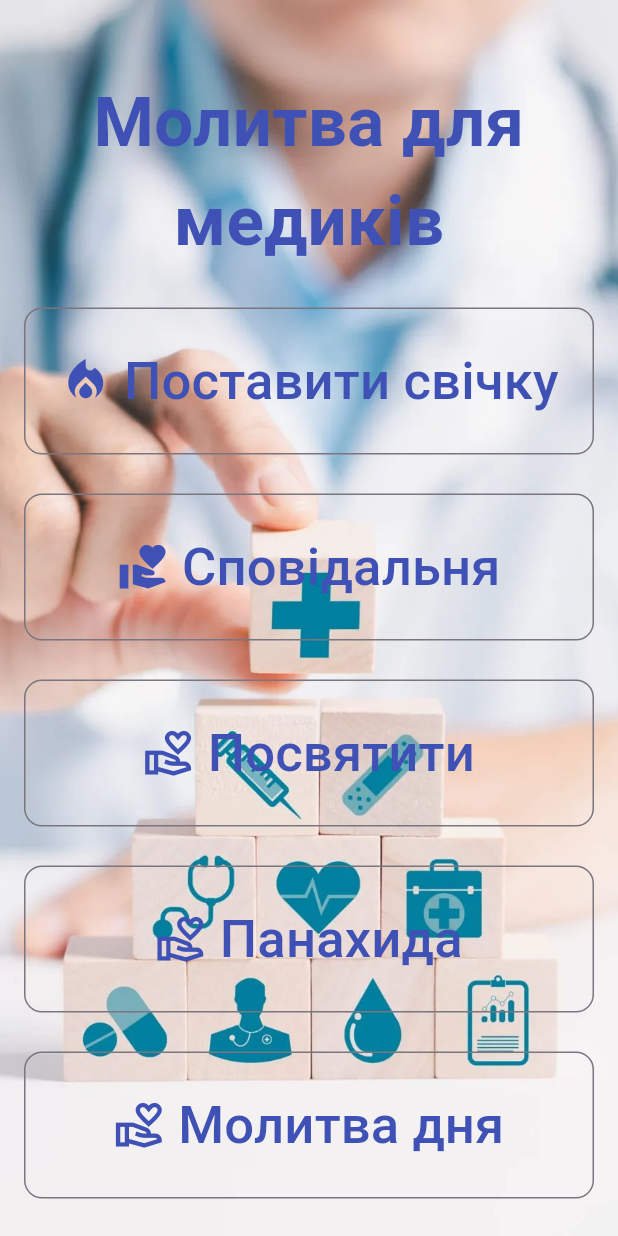
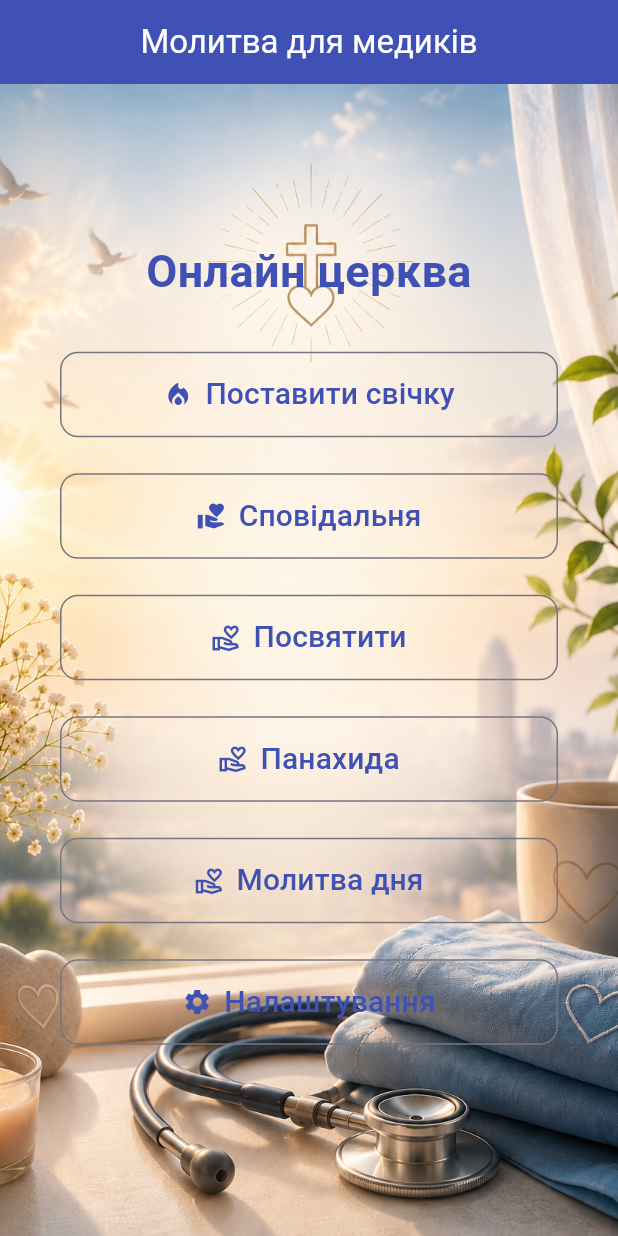
Before and after one commit to Andrew11010700/prayer_for_doctors, a Flutter app: the screen it shows after launch, on a phone screen of 412 x 824 dp. Run offline on Flutter 3.47's test engine with Material 3 defaults, Android fonts, the phone set to English and light mode, and no system bars.

Commit message:
Create material app data

```diff
--- a/lib/main.dart
+++ b/lib/main.dart
@@ -1,4 +1,7 @@
 import 'package:flutter/material.dart';
+import 'package:prayer_for_doctors/widgets/MenuOutlinedButton.dart';
+
+import 'model/MenuItem.dart';
 
 void main() {
   runApp(const MyApp());
@@ -7,29 +10,13 @@ void main() {
 class MyApp extends StatelessWidget {
   const MyApp({super.key});
 
-  // This widget is the root of your application.
   @override
   Widget build(BuildContext context) {
     return MaterialApp(
       title: 'Medicine pray',
       debugShowCheckedModeBanner: false,
       theme: ThemeData(
-        // This is the theme of your application.
-        //
-        // TRY THIS: Try running your application with "flutter run". You'll see
-        // the application has a purple toolbar. Then, without quitting the app,
-        // try changing the seedColor in the colorScheme below to Colors.green
-        // and then invoke "hot reload" (save your changes or press the "hot
-        // reload" button in a Flutter-supported IDE, or press "r" if you used
-        // the command line to start the app).
-        //
-        // Notice that the counter didn't reset back to zero; the application
-        // state is not lost during the reload. To reset the state, use hot
-        // restart instead.
-        //
-        // This works for code too, not just values: Most code changes can be
-        // tested with just a hot reload.
-        colorScheme: .fromSeed(seedColor: Colors.deepPurple),
+        colorScheme: .fromSeed(seedColor: Colors.indigo),
       ),
       home: const MyHomePage(),
     );
@@ -39,144 +26,67 @@ class MyApp extends StatelessWidget {
 class MyHomePage extends StatelessWidget {
   const MyHomePage({super.key});
 
-  // This widget is the home page of your application. It is stateful, meaning
-  // that it has a State object (defined below) that contains fields that affect
-  // how it looks.
-
-  // This class is the configuration for the state. It holds the values (in this
-  // case the title) provided by the parent (in this case the App widget) and
-  // used by the build method of the State. Fields in a Widget subclass are
-  // always marked "final".
-
   @override
   Widget build(BuildContext context) {
+    final menuItems = [
+      MenuItem(text: 'Поставити свічку', icon: Icons.local_fire_department),
+      MenuItem(text: 'Сповідальня', icon: Icons.volunteer_activism),
+      MenuItem(text: 'Посвятити', icon: Icons.volunteer_activism_outlined),
+      MenuItem(text: 'Панахида', icon: Icons.volunteer_activism_outlined),
+      MenuItem(text: 'Молитва дня', icon: Icons.volunteer_activism_outlined),
+      MenuItem(text: 'Налаштування', icon: Icons.settings),
+    ];
     return Scaffold(
+        appBar: AppBar(
+          backgroundColor: Colors.indigo,
+          foregroundColor: Colors.white,
+          title: const Text('Молитва для медиків'),
+          centerTitle: true,
+        ),
       body: Stack(
         children: [
           Positioned.fill(
             child: Image.asset(
-                'assets/images/background.jpg.webp',
+              'assets/images/background.png',
               fit: BoxFit.cover,
             ),
           ),
 
-            // твій контент поверх картинки
            Center(
-              child: Column(
+             child: ListView(
+               shrinkWrap: true,
+               padding: const EdgeInsets.symmetric(horizontal: 16, vertical: 16),
                children: [
-                  SizedBox(height: 48),
-
-                  Text(
-                    'Молитва для медиків',
+                 const Text(
+                   'Онлайн церква',
                    textAlign: TextAlign.center,
                    style: TextStyle(
                      color: Colors.indigo,
-                      fontSize: 46,
+                     fontSize: 30,
                      fontWeight: FontWeight.bold,
                    ),
                  ),
 
-                  Expanded(
-                    child: Center(
-                      child: Column(
-                        mainAxisSize: MainAxisSize.min,
-                        children: [
-                          SizedBox(
-                            width: 380,
-                            child: OutlinedButton.icon(
-                              onPressed: () {},
-                              icon: Icon(Icons.local_fire_department, size: 35),
-                              label: Text('Поставити свічку', style: TextStyle(fontSize: 35)),
-                              style: OutlinedButton.styleFrom(
+                 const SizedBox(height: 32),
+
+                 Column(
+                   children: menuItems.map((item) {
+                     return Padding(
+                       padding: const EdgeInsets.only(bottom: 24),
+                       child: MenuOutlinedButton(
+                         text: item.text,
+                         icon: item.icon,
                          foregroundColor: Colors.indigo,
-                                padding: EdgeInsets.symmetric(vertical: 24),
-                                shape: RoundedRectangleBorder(
-                                  borderRadius: BorderRadius.circular(12),
                        ),
-                              ),
-                            ),
+                     );
+                   }).toList(),
                  ),
 
-                          SizedBox(height: 26),
-
-                          SizedBox(
-                            width: 380,
-                            child: OutlinedButton.icon(
-                              onPressed: () {},
-                              icon: Icon(Icons.volunteer_activism, size: 35),
-                              label: Text('Сповідальня', style: TextStyle(fontSize: 35)),
-                              style: OutlinedButton.styleFrom(
-                                foregroundColor: Colors.indigo,
-                                padding: EdgeInsets.symmetric(vertical: 24),
-                                shape: RoundedRectangleBorder(
-                                  borderRadius: BorderRadius.circular(12),
+               ],
              ),
+           )
+        ],
       ),
-                            ),
-                          ),
-
-                          SizedBox(height: 26),
-
-                          SizedBox(
-                            width: 380,
-                            child: OutlinedButton.icon(
-                              onPressed: () {},
-                              icon: Icon(Icons.volunteer_activism_outlined, size: 35),
-                              label: Text('Посвятити', style: TextStyle(fontSize: 35)),
-                              style: OutlinedButton.styleFrom(
-                                foregroundColor: Colors.indigo,
-                                padding: EdgeInsets.symmetric(vertical: 24),
-                                shape: RoundedRectangleBorder(
-                                  borderRadius: BorderRadius.circular(12),
-                                ),
-                              ),
-                            ),
-                          ),
-
-                          SizedBox(height: 26),
-
-                          SizedBox(
-                            width: 380,
-                            child: OutlinedButton.icon(
-                              onPressed: () {},
-                              icon: Icon(Icons.volunteer_activism_outlined, size: 35),
-                              label: Text('Панахида', style: TextStyle(fontSize: 35)),
-                              style: OutlinedButton.styleFrom(
-                                foregroundColor: Colors.indigo,
-                                padding: EdgeInsets.symmetric(vertical: 24),
-                                shape: RoundedRectangleBorder(
-                                  borderRadius: BorderRadius.circular(12),
-                                ),
-                              ),
-                            ),
-                          ),
-
-                          SizedBox(height: 26),
-
-                          SizedBox(
-                            width: 380,
-                            child: OutlinedButton.icon(
-                              onPressed: () {},
-                              icon: Icon(Icons.volunteer_activism_outlined, size: 35),
-                              label: Text('Молитва дня', style: TextStyle(fontSize: 35)),
-                              style: OutlinedButton.styleFrom(
-                                foregroundColor: Colors.indigo,
-                                padding: EdgeInsets.symmetric(vertical: 24),
-                                shape: RoundedRectangleBorder(
-                                  borderRadius: BorderRadius.circular(12),
-                                ),
-                              ),
-                            ),
-                          ),
-                        ]
-                      ),
-                    ),
-                  ),
-                ]
-              )
-            ),
-          ],
-        )
     );
   }
 
--- /dev/null
+++ b/lib/model/MenuItem.dart
@@ -0,0 +1,12 @@
+import 'package:flutter/cupertino.dart';
+
+class MenuItem {
+  final String text;
+  final IconData icon;
+
+  const MenuItem({
+    required this.text,
+    required this.icon,
+  });
+
+}
--- /dev/null
+++ b/lib/widgets/MenuOutlinedButton.dart
@@ -0,0 +1,41 @@
+import 'package:flutter/cupertino.dart';
+import 'package:flutter/material.dart';
+
+class MenuOutlinedButton extends StatelessWidget {
+
+  const MenuOutlinedButton({
+    super.key,
+    required this.text,
+    required this.icon,
+    this.foregroundColor = Colors.indigo,
+    this.horizontalPadding = 24
+  });
+
+  final String text;
+  final IconData icon;
+  final MaterialColor foregroundColor;
+  final double horizontalPadding;
+
+  @override
+  Widget build(BuildContext context) {
+    return Padding(
+      padding: EdgeInsets.symmetric(horizontal: horizontalPadding),
+      child: SizedBox(
+        width: double.infinity,
+        child: OutlinedButton.icon(
+          onPressed: () {},
+          icon: Icon(icon, size: 20),
+          label: Text(text, style: TextStyle(fontSize: 20)),
+          style: OutlinedButton.styleFrom(
+            foregroundColor: foregroundColor,
+            padding: EdgeInsets.symmetric(vertical: 14),
+            shape: RoundedRectangleBorder(
+              borderRadius: BorderRadius.circular(12),
+            ),
+          ),
+        ),
+      ),
+    );
+  }
+
+}
```
Also changed, not shown: assets/images/background.jpg.webp (deleted), assets/images/background.png (added). Lines whose indentation alone changed are shown as unchanged.
